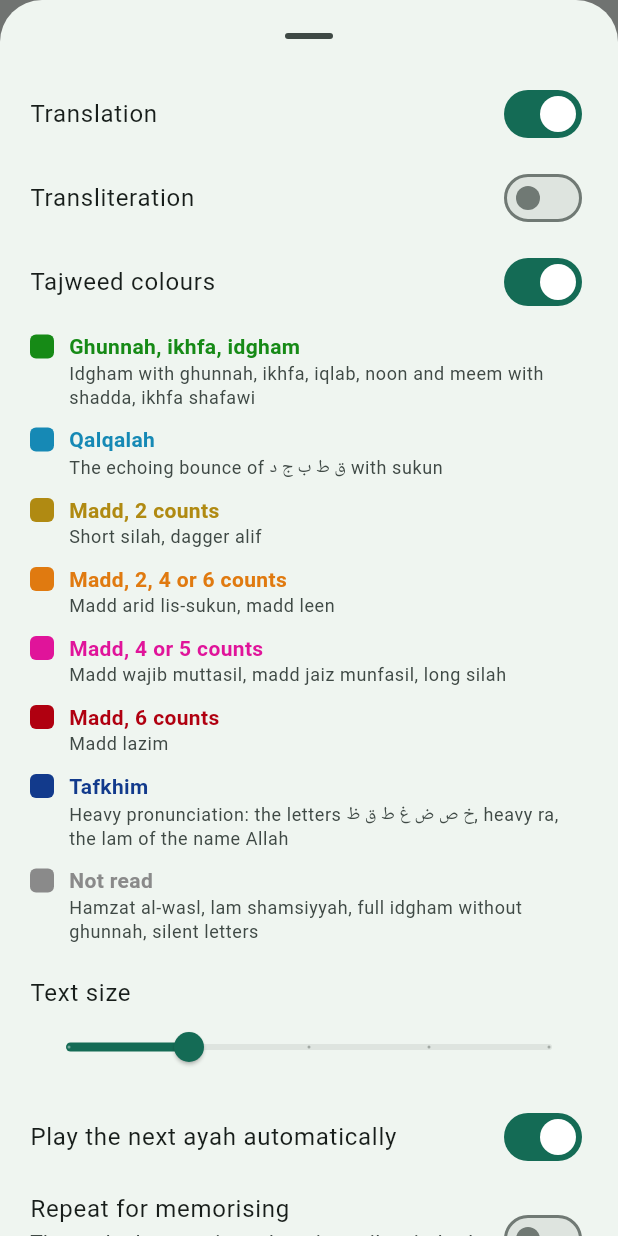
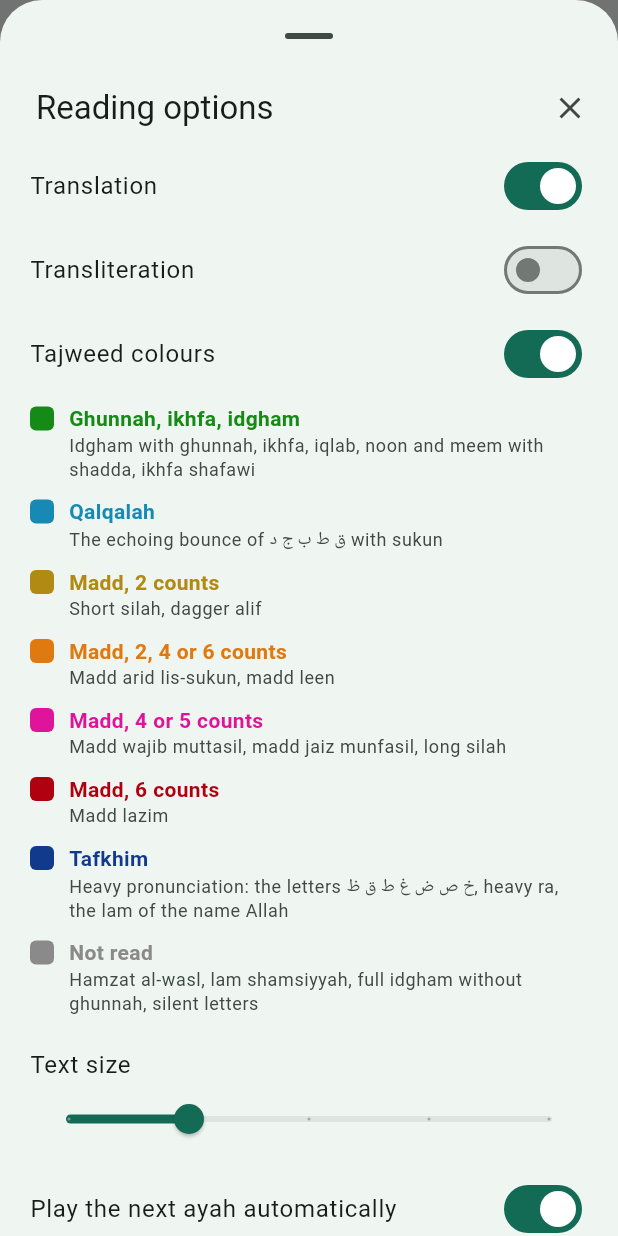
Before and after one commit to nwctr1nity/MyFaith, a Flutter app: the ReaderScreen screen opened directly with empty values, after a tap on the "tune" icon, on a phone screen of 412 x 824 dp. Run offline on Flutter 3.47's test engine with Material 3 defaults, Android fonts, the phone set to English and light mode, and no system bars; our stand-ins replace flutter_compass, flutter_local_notifications, flutter_riverpod, flutter_timezone, geolocator, hijri and 5 more; missing offline and left inert: adhan_dart; accounts and stored records are empty; generated files the repository leaves out were written again; statements that could not run were skipped.

Commit message:
Give the reader options a title and a close button
Co-Authored-By: Claude Fable 5.2 <noreply@anthropic.com>
Claude-Session: https://claude.ai/code/session_01B8Ug9366CVfvu2TyTToFeS

```diff
--- a/lib/features/quran/reader_common.dart
+++ b/lib/features/quran/reader_common.dart
@@ -559,6 +559,7 @@ void showReaderOptions(BuildContext context) {
     context: context,
     showDragHandle: true,
     isScrollControlled: true,
+    useSafeArea: true,
     builder: (_) => const _ReaderOptions(),
   );
 }
@@ -577,6 +578,29 @@ class _ReaderOptions extends ConsumerWidget {
     final reciter = reciterById(settings.quranReciter);
     String reciterName(Reciter r) => language == 'ar' ? r.arabicName : r.name;
     return SafeArea(
+      child: Column(
+        mainAxisSize: MainAxisSize.min,
+        children: [
+          // The sheet can fill the screen, so it carries its own way out.
+          Padding(
+            padding: const EdgeInsetsDirectional.only(start: 24, end: 8),
+            child: Row(
+              children: [
+                Expanded(
+                  child: Text(
+                    l.readerOptions,
+                    style: theme.textTheme.titleLarge,
+                  ),
+                ),
+                IconButton(
+                  tooltip: MaterialLocalizations.of(context).closeButtonLabel,
+                  icon: const Icon(Icons.close),
+                  onPressed: () => Navigator.of(context).pop(),
+                ),
+              ],
+            ),
+          ),
+          Flexible(
             child: SingleChildScrollView(
               child: Column(
                 mainAxisSize: MainAxisSize.min,
@@ -601,7 +625,12 @@ class _ReaderOptions extends ConsumerWidget {
                   ),
                   if (settings.quranShowTajweed)
                     Padding(
-                padding: const EdgeInsetsDirectional.fromSTEB(20, 0, 20, 8),
+                      padding: const EdgeInsetsDirectional.fromSTEB(
+                        20,
+                        0,
+                        20,
+                        8,
+                      ),
                       child: Column(
                         children: [
                           for (final kind in TajweedKind.values)
@@ -615,18 +644,23 @@ class _ReaderOptions extends ConsumerWidget {
                                     width: 16,
                                     height: 16,
                                     decoration: BoxDecoration(
-                                color: tajweedColor(kind, scheme.brightness),
+                                      color: tajweedColor(
+                                        kind,
+                                        scheme.brightness,
+                                      ),
                                       borderRadius: BorderRadius.circular(4),
                                     ),
                                   ),
                                   const SizedBox(width: 10),
                                   Expanded(
                                     child: Column(
-                                crossAxisAlignment: CrossAxisAlignment.start,
+                                      crossAxisAlignment:
+                                          CrossAxisAlignment.start,
                                       children: [
                                         Text(
                                           tajweedLabel(kind, l).$1,
-                                    style: theme.textTheme.bodyMedium?.copyWith(
+                                          style: theme.textTheme.bodyMedium
+                                              ?.copyWith(
                                                 fontWeight: FontWeight.w600,
                                                 color: tajweedColor(
                                                   kind,
@@ -636,7 +670,8 @@ class _ReaderOptions extends ConsumerWidget {
                                         ),
                                         Text(
                                           tajweedLabel(kind, l).$2,
-                                    style: theme.textTheme.bodySmall?.copyWith(
+                                          style: theme.textTheme.bodySmall
+                                              ?.copyWith(
                                                 color: scheme.onSurfaceVariant,
                                               ),
                                         ),
@@ -690,7 +725,8 @@ class _ReaderOptions extends ConsumerWidget {
                       min: 2,
                       max: 20,
                       divisions: 18,
-                onChanged: (v) => controller.setValue('qSpeed', v.round()),
+                      onChanged: (v) =>
+                          controller.setValue('qSpeed', v.round()),
                     ),
                   ),
                   Align(
@@ -721,6 +757,9 @@ class _ReaderOptions extends ConsumerWidget {
                   const SizedBox(height: 8),
                 ],
               ),
+            ),
+          ),
+        ],
       ),
     );
   }
```
Lines whose indentation alone changed are shown as unchanged.
